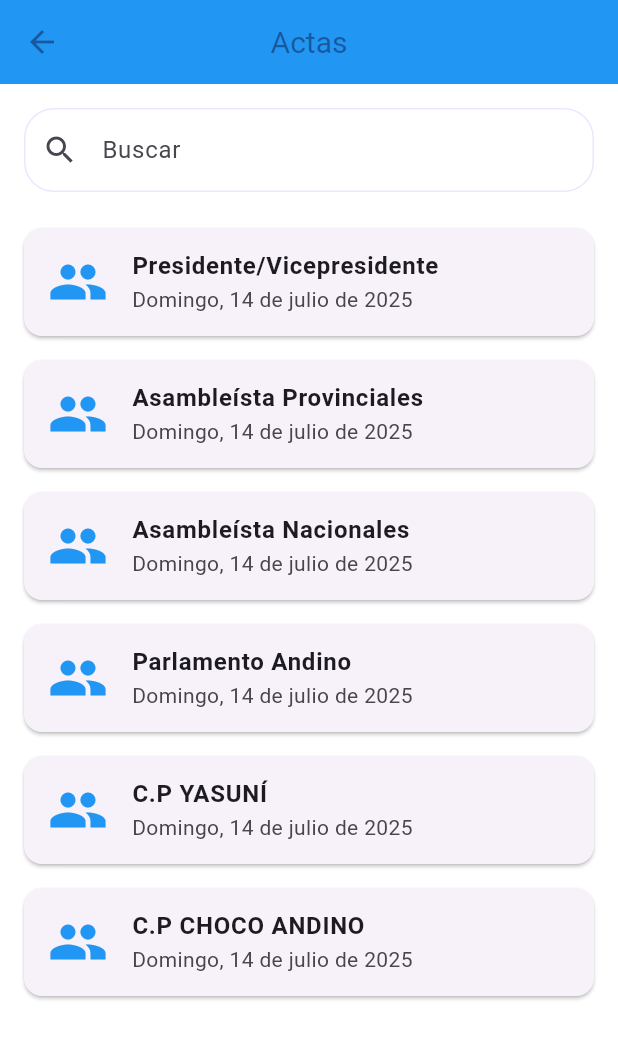
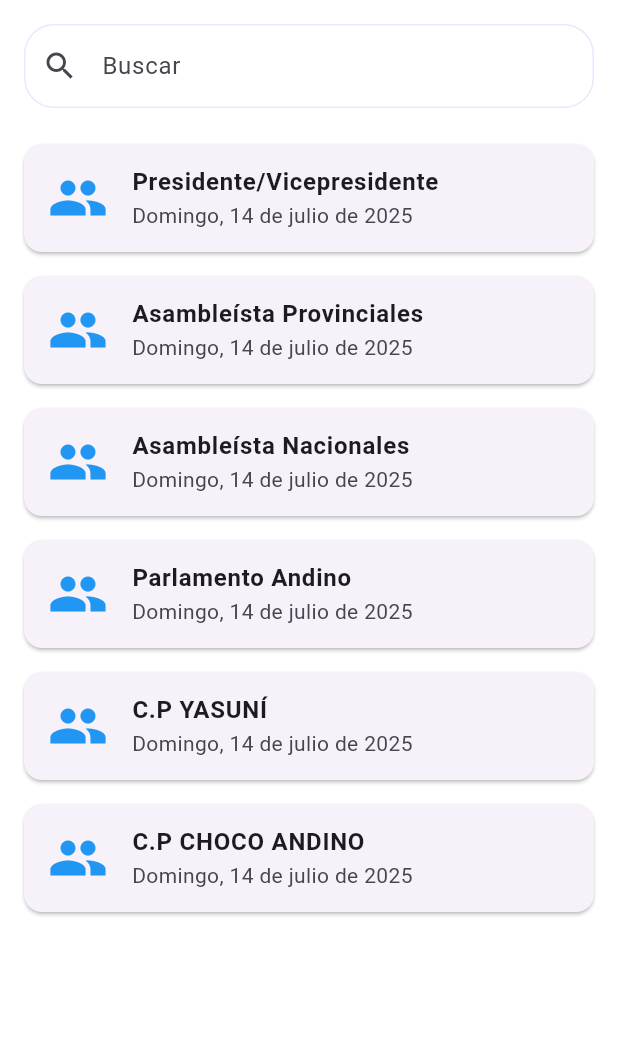
Before and after one commit to julioguerrero131/Votaciones, a Flutter app: the ActasScreen screen opened directly, on a phone screen of 412 x 824 dp. Shown: the top 1039 px of the screen. Run offline on Flutter 3.47's test engine with Material 3 defaults, Android fonts, the light colour scheme and no system bars; our stand-ins replace image_picker.

Commit message:
mejoras en la navegacion de la app

```diff
--- /dev/null
+++ b/lib/components/ActaCard.dart
@@ -0,0 +1,33 @@
+import 'package:flutter/material.dart';
+import 'package:votaciones_movil/routes/app_routes.dart';
+
+class ActaCard extends StatelessWidget {
+  final String title;
+  final String date;
+  final String route;
+
+  const ActaCard({
+    super.key,
+    required this.title,
+    required this.date,
+    required this.route,
+  });
+
+  @override
+  Widget build(BuildContext context) {
+    return InkWell(
+      onTap: () {
+        Navigator.pushNamed(context, AppRoutes.reportPresident);
+      },
+      child: Card(
+        shape: RoundedRectangleBorder(borderRadius: BorderRadius.circular(12)),
+        margin: const EdgeInsets.symmetric(vertical: 8),
+        child: ListTile(
+          leading: const Icon(Icons.people, size: 40, color: Colors.blue),
+          title: Text(title, style: const TextStyle(fontWeight: FontWeight.bold)),
+          subtitle: Text(date),
+        ),
+      ),
+    );
+  }
+}
--- a/lib/main.dart
+++ b/lib/main.dart
@@ -89,7 +89,10 @@ void main() => runApp(MaterialApp(
           return null; // color por defecto cuando no está seleccionado
         },
       ),
-      checkColor: WidgetStateProperty.all(Colors.white), // color del check
+
+      checkColor: WidgetStateProperty.all(
+        Colors.white
+      ), // color del check
     ),
   ),
 ));
--- a/lib/routes/app_routes.dart
+++ b/lib/routes/app_routes.dart
@@ -1,6 +1,7 @@
 import 'package:flutter/material.dart';
 import 'package:votaciones_movil/screens/login_page.dart';
 import 'package:votaciones_movil/screens/main_page.dart';
+import 'package:votaciones_movil/screens/report_page.dart';
 
 class AppRoutes {
   static const String login = '/login';
@@ -10,10 +11,13 @@ class AppRoutes {
   static const String recoverCode = '/recover_code';
   static const String newPassword = '/new_password';
 
+  static const String reportPresident = '/report-president';
+
   static Map<String, WidgetBuilder> getRoutes() {
     return {
       login: (context) => const LoginPage(),
       main: (context) => const MainPage(),
+      reportPresident: (context) => const ReportPage(),
     };
   }
 }
--- a/lib/screens/actas.dart
+++ b/lib/screens/actas.dart
@@ -1,23 +1,41 @@
 import 'package:flutter/material.dart';
+import 'package:votaciones_movil/components/ActaCard.dart';
+import 'package:votaciones_movil/routes/app_routes.dart';
 
 class ActasScreen extends StatelessWidget {
   final List<Map<String, String>> actas = [
-    {"title": "Presidente/Vicepresidente", "date": "Domingo, 14 de julio de 2025"},
-    {"title": "Asambleísta Provinciales", "date": "Domingo, 14 de julio de 2025"},
-    {"title": "Asambleísta Nacionales", "date": "Domingo, 14 de julio de 2025"},
-    {"title": "Parlamento Andino", "date": "Domingo, 14 de julio de 2025"},
-    {"title": "C.P YASUNÍ", "date": "Domingo, 14 de julio de 2025"},
-    {"title": "C.P CHOCO ANDINO", "date": "Domingo, 14 de julio de 2025"},
+    {
+      "title": "Presidente/Vicepresidente",
+      "date": "Domingo, 14 de julio de 2025",
+      "route": AppRoutes.reportPresident
+    }, {
+      "title": "Asambleísta Provinciales",
+      "date": "Domingo, 14 de julio de 2025",
+      "route": AppRoutes.reportPresident
+    }, {
+      "title": "Asambleísta Nacionales",
+      "date": "Domingo, 14 de julio de 2025",
+      "route": AppRoutes.reportPresident
+    }, {
+      "title": "Parlamento Andino",
+      "date": "Domingo, 14 de julio de 2025",
+      "route": AppRoutes.reportPresident
+    }, {
+      "title": "C.P YASUNÍ",
+      "date": "Domingo, 14 de julio de 2025",
+      "route": AppRoutes.reportPresident
+    }, {
+      "title": "C.P CHOCO ANDINO",
+      "date": "Domingo, 14 de julio de 2025",
+      "route": AppRoutes.reportPresident
+    },
   ];
+
+  ActasScreen({super.key});
 
   @override
   Widget build(BuildContext context) {
     return Scaffold(
-      appBar: AppBar(
-        title: Text('Actas'),
-        centerTitle: true,
-        backgroundColor: Colors.blue,
-      ),
       body: Padding(
         padding: const EdgeInsets.all(16.0),
         child: Column(
@@ -25,13 +43,13 @@ class ActasScreen extends StatelessWidget {
             TextField(
               decoration: InputDecoration(
                 hintText: 'Buscar',
-                prefixIcon: Icon(Icons.search),
+                prefixIcon: const Icon(Icons.search),
                 border: OutlineInputBorder(
                   borderRadius: BorderRadius.circular(20.0),
                 ),
               ),
             ),
-            SizedBox(height: 16),
+            const SizedBox(height: 16),
             Expanded(
               child: ListView.builder(
                 itemCount: actas.length,
@@ -39,6 +57,7 @@ class ActasScreen extends StatelessWidget {
                   return ActaCard(
                     title: actas[index]["title"]!,
                     date: actas[index]["date"]!,
+                    route: actas[index]["route"]!,
                   );
                 },
               ),
@@ -49,23 +68,3 @@ class ActasScreen extends StatelessWidget {
     );
   }
 }
-
-class ActaCard extends StatelessWidget {
-  final String title;
-  final String date;
-
-  ActaCard({required this.title, required this.date});
-
-  @override
-  Widget build(BuildContext context) {
-    return Card(
-      shape: RoundedRectangleBorder(borderRadius: BorderRadius.circular(12)),
-      margin: EdgeInsets.symmetric(vertical: 8),
-      child: ListTile(
-        leading: Icon(Icons.people, size: 40, color: Colors.blue),
-        title: Text(title, style: TextStyle(fontWeight: FontWeight.bold)),
-        subtitle: Text(date),
-      ),
-    );
-  }
-}
```
Also changed, not shown: lib/screens/main_page.dart (+7 -5 lines), lib/screens/report_page.dart (+30 -2 lines).
